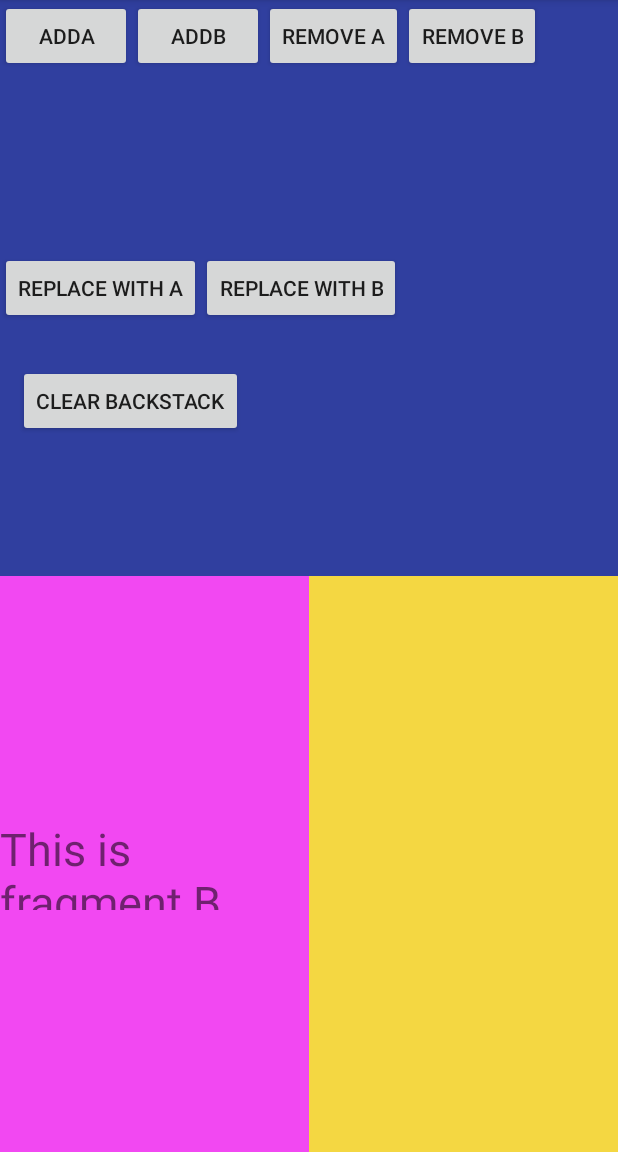
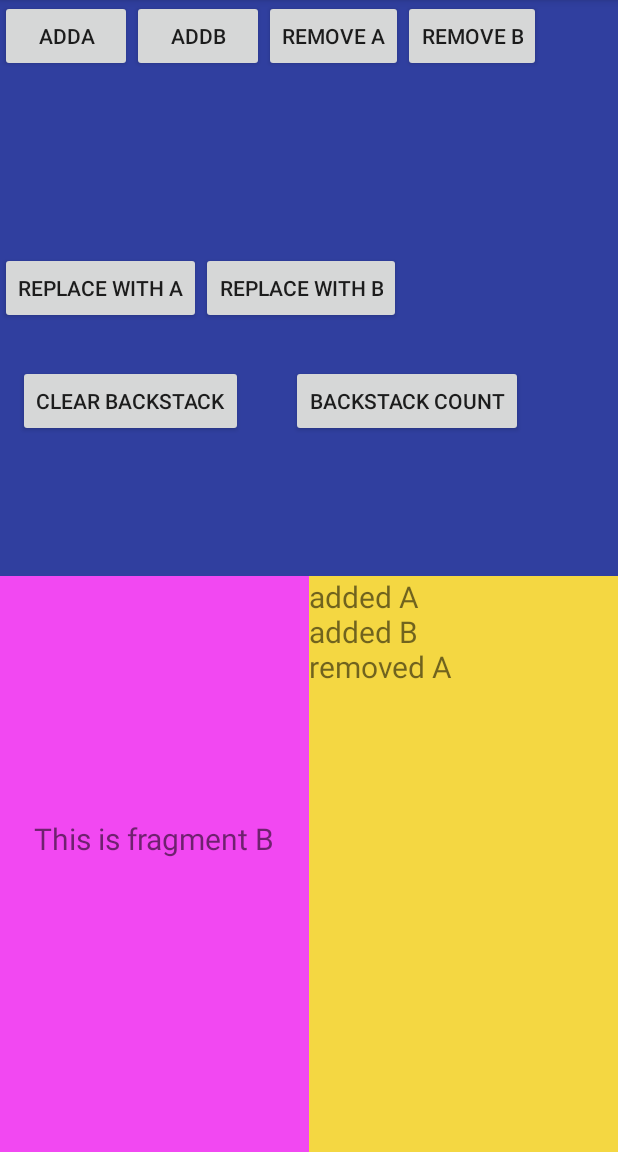
Before and after one commit to KranthiKumar-KR/FragBackstackExample, an Android app: the screen it shows after launch (MainActivity), after a tap on "REMOVE A", on a phone screen of 412 x 824 dp, the part 84-1236 px from its top. Run offline under Robolectric (Android 15) with nearby library versions, the phone set to English and light mode, and no system bars; 2 other taps on this screen came first.

Commit message:
fixed backstack issues

```diff
--- a/app/src/main/java/com/example/cyma/myapplication/MainActivity.java
+++ b/app/src/main/java/com/example/cyma/myapplication/MainActivity.java
@@ -15,9 +15,9 @@ import com.example.cyma.myapplication.fragments.FragmentA;
 import com.example.cyma.myapplication.fragments.FragmentB;
 
 public class MainActivity extends AppCompatActivity implements FragmentA.OnFragmentInteractionListener, FragmentB.OnFragmentInteractionListener{
-    android.app.FragmentManager fm;
+    static android.app.FragmentManager fm;
     TextView tv;
-    Button clearBS;
+    Button clearBS, count;
 
     @Override
     protected void onCreate(Bundle savedInstanceState) {
@@ -26,10 +26,17 @@ public class MainActivity extends AppCompatActivity implements FragmentA.OnFragm
         fm = getFragmentManager();
         tv = (TextView) findViewById(R.id.scrollingtext);
         clearBS = (Button) findViewById(R.id.clearBS);
+        count = (Button) findViewById(R.id.count);
         clearBS.setOnClickListener(new View.OnClickListener() {
             @Override
             public void onClick(View view) {
                 clearBS();
+            }
+        });
+        count.setOnClickListener(new View.OnClickListener() {
+            @Override
+            public void onClick(View v) {
+                showCount();
             }
         });
     }
@@ -39,6 +46,7 @@ public class MainActivity extends AppCompatActivity implements FragmentA.OnFragm
         ft.add(R.id.group1, fA, getString(R.string.A));
         ft.addToBackStack(getString(R.string.addA));
         ft.commit();
+        tv.append("added A \n");
 
     }
     public void addB(View view) {
@@ -47,6 +55,7 @@ public class MainActivity extends AppCompatActivity implements FragmentA.OnFragm
         ft.add(R.id.group1, fB, getString(R.string.B));
         ft.addToBackStack(getString(R.string.addB));
         ft.commit();
+        tv.append("added B \n");
 
     }
     public void removeA(View view) {
@@ -55,6 +64,7 @@ public class MainActivity extends AppCompatActivity implements FragmentA.OnFragm
         if (fA != null) {
             ft.remove(fA);
             ft.addToBackStack("removeA");
+            tv.append("removed A \n");
             ft.commit();
         } else {
             Toast.makeText(this, R.string.failedtoremoveA, Toast.LENGTH_SHORT).show();
@@ -68,6 +78,7 @@ public class MainActivity extends AppCompatActivity implements FragmentA.OnFragm
         if (fB != null){
             ft.remove(fB);
             ft.addToBackStack("removeB");
+            tv.append("removed B \n");
             ft.commit();
         } else
             Toast.makeText(this, R.string.failedToRemoveB, Toast.LENGTH_SHORT).show();
@@ -81,6 +92,7 @@ public class MainActivity extends AppCompatActivity implements FragmentA.OnFragm
             FragmentTransaction ft = fm.beginTransaction();
             ft.replace(R.id.group1, fA, "A");
             ft.addToBackStack("replaceWithA");
+            tv.append("replaceWithA \n");
             ft.commit();
         } else
             Toast.makeText(this, R.string.fragmentEmpty, Toast.LENGTH_SHORT).show();
@@ -92,16 +104,21 @@ public class MainActivity extends AppCompatActivity implements FragmentA.OnFragm
             FragmentTransaction ft = fm.beginTransaction();
             ft.replace(R.id.group1, fB, "B");
             ft.addToBackStack("replaceWithB");
+            tv.append("replaceWithB \n");
             ft.commit();
         } else
             Toast.makeText(this, "fragment manager is empty", Toast.LENGTH_SHORT).show();
 
     }
     public void clearBS() {
-        FragmentManager fm = this.getSupportFragmentManager();
+//        FragmentManager fm = this.getSupportFragmentManager();
         for(int i = 0; i < fm.getBackStackEntryCount(); ++i) {
             fm.popBackStack();
         }
+        tv.append("cleared backstack \n");
+    }
+    public void showCount() {
+        tv.append("" +fm.getBackStackEntryCount() + " \n");
     }
 
     @Override
--- a/app/src/main/res/layout/activity_main.xml
+++ b/app/src/main/res/layout/activity_main.xml
@@ -84,6 +84,17 @@
             android:layout_marginStart="12dp"
             android:layout_marginTop="27dp" />
 
+        <Button
+            android:id="@+id/count"
+            android:layout_width="wrap_content"
+            android:layout_height="wrap_content"
+            android:layout_alignBottom="@+id/clearBS"
+            android:layout_marginLeft="18dp"
+            android:layout_marginStart="18dp"
+            android:layout_toEndOf="@+id/addB"
+            android:layout_toRightOf="@+id/addB"
+            android:text="backstack count" />
+
     </RelativeLayout>
 
     <LinearLayout
@@ -113,6 +124,7 @@
                 android:layout_height="wrap_content"
                 android:id="@+id/scrollingtext"
                 android:text=""
+                android:textSize="20sp"
                 />
         </ScrollView>
 
--- a/app/src/main/res/layout/fragment_a.xml
+++ b/app/src/main/res/layout/fragment_a.xml
@@ -11,6 +11,6 @@
         android:layout_height="61dp"
         android:text="This is fragment A"
         android:layout_gravity="center"
-        android:textSize="30sp"/>
+        android:textSize="20sp"/>
 
 </FrameLayout>
--- a/app/src/main/res/layout/fragment_b.xml
+++ b/app/src/main/res/layout/fragment_b.xml
@@ -12,6 +12,6 @@
         android:layout_height="61dp"
         android:text="This is fragment B"
         android:layout_gravity="center"
-        android:textSize="30sp"/>
+        android:textSize="20sp"/>
 
 </FrameLayout>
```
